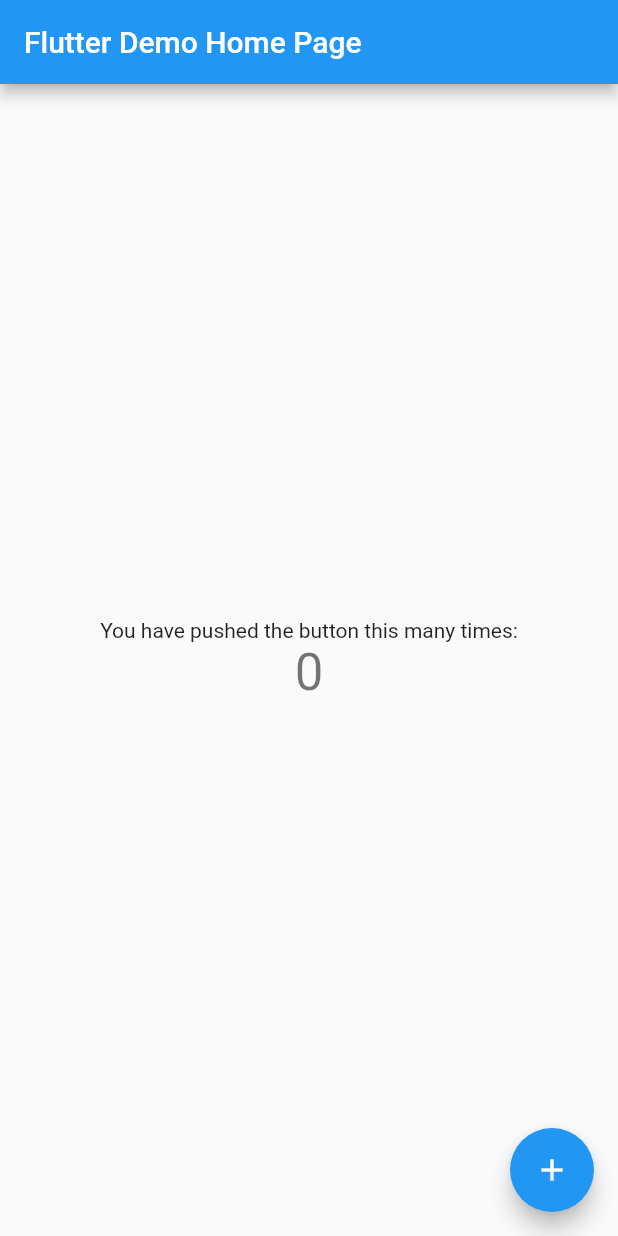
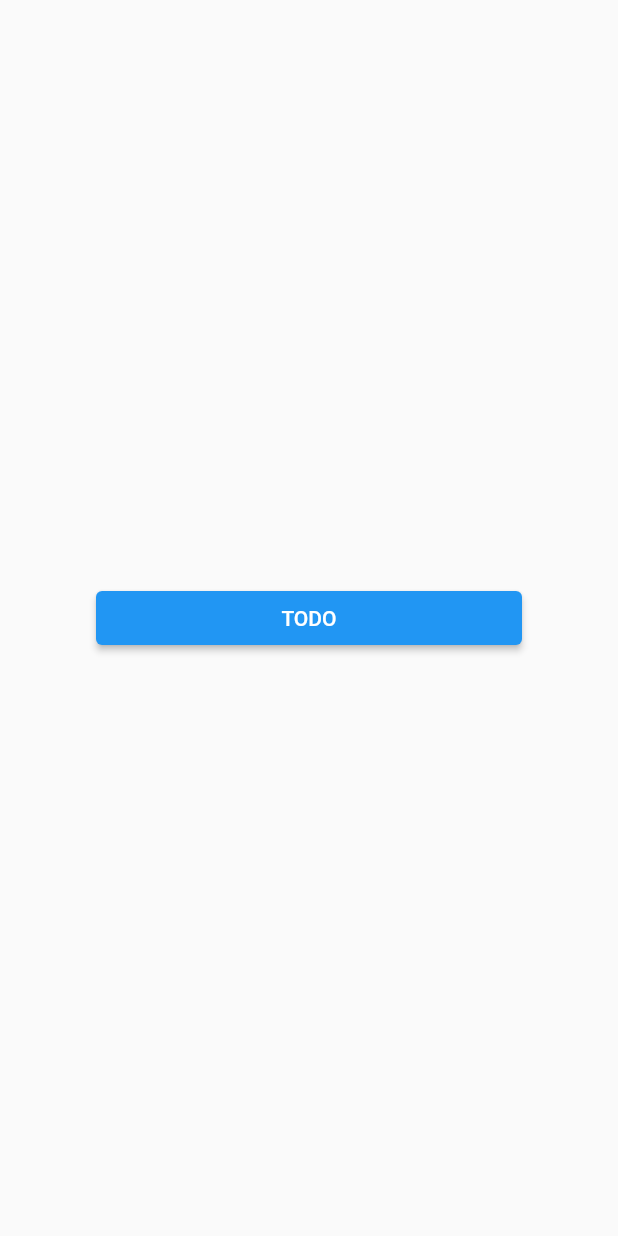
Before and after one commit to hideaki10/riverpod_staterNotifier_freezed_sample, a Flutter app: the screen it shows after launch, on a phone screen of 412 x 824 dp. Run offline on Flutter 3.47's test engine with Material 2 defaults, Android fonts, the phone set to English and light mode, and no system bars; our stand-ins replace flutter_riverpod, freezed_annotation.

Commit message:
riverpod+stateNotifier+freezed

```diff
--- /dev/null
+++ b/analysis_options.yaml
@@ -0,0 +1,2 @@
+# https://pub.dev/packages/pedantic_mono
+include: package:pedantic_mono/analysis_options.yaml
--- a/lib/main.dart
+++ b/lib/main.dart
@@ -1,113 +1,22 @@
 import 'package:flutter/material.dart';
+import 'package:flutter_riverpod/flutter_riverpod.dart';
+
+import './views/home_page.dart';
 
 void main() {
-  runApp(MyApp());
+  runApp(
+    // ProviderScope で囲む必要がある
+    ProviderScope(child: MyApp()),
+  );
 }
 
 class MyApp extends StatelessWidget {
-  // This widget is the root of your application.
   @override
   Widget build(BuildContext context) {
     return MaterialApp(
-      title: 'Flutter Demo',
-      theme: ThemeData(
-        // This is the theme of your application.
-        //
-        // Try running your application with "flutter run". You'll see the
-        // application has a blue toolbar. Then, without quitting the app, try
-        // changing the primarySwatch below to Colors.green and then invoke
-        // "hot reload" (press "r" in the console where you ran "flutter run",
-        // or simply save your changes to "hot reload" in a Flutter IDE).
-        // Notice that the counter didn't reset back to zero; the application
-        // is not restarted.
-        primarySwatch: Colors.blue,
-      ),
-      home: MyHomePage(title: 'Flutter Demo Home Page'),
+      title: 'Riverpod Sample',
+      theme: ThemeData(primarySwatch: Colors.blue),
+      home: HomePage(),
     );
   }
 }
-
-class MyHomePage extends StatefulWidget {
-  MyHomePage({Key key, this.title}) : super(key: key);
-
-  // This widget is the home page of your application. It is stateful, meaning
-  // that it has a State object (defined below) that contains fields that affect
-  // how it looks.
-
-  // This class is the configuration for the state. It holds the values (in this
-  // case the title) provided by the parent (in this case the App widget) and
-  // used by the build method of the State. Fields in a Widget subclass are
-  // always marked "final".
-
-  final String title;
-
-  @override
-  _MyHomePageState createState() => _MyHomePageState();
-}
-
-class _MyHomePageState extends State<MyHomePage> {
-  int _counter = 0;
-
-  void _incrementCounter() {
-    setState(() {
-      // This call to setState tells the Flutter framework that something has
-      // changed in this State, which causes it to rerun the build method below
-      // so that the display can reflect the updated values. If we changed
-      // _counter without calling setState(), then the build method would not be
-      // called again, and so nothing would appear to happen.
-      _counter++;
-    });
-  }
-
-  @override
-  Widget build(BuildContext context) {
-    // This method is rerun every time setState is called, for instance as done
-    // by the _incrementCounter method above.
-    //
-    // The Flutter framework has been optimized to make rerunning build methods
-    // fast, so that you can just rebuild anything that needs updating rather
-    // than having to individually change instances of widgets.
-    return Scaffold(
-      appBar: AppBar(
-        // Here we take the value from the MyHomePage object that was created by
-        // the App.build method, and use it to set our appbar title.
-        title: Text(widget.title),
-      ),
-      body: Center(
-        // Center is a layout widget. It takes a single child and positions it
-        // in the middle of the parent.
-        child: Column(
-          // Column is also a layout widget. It takes a list of children and
-          // arranges them vertically. By default, it sizes itself to fit its
-          // children horizontally, and tries to be as tall as its parent.
-          //
-          // Invoke "debug painting" (press "p" in the console, choose the
-          // "Toggle Debug Paint" action from the Flutter Inspector in Android
-          // Studio, or the "Toggle Debug Paint" command in Visual Studio Code)
-          // to see the wireframe for each widget.
-          //
-          // Column has various properties to control how it sizes itself and
-          // how it positions its children. Here we use mainAxisAlignment to
-          // center the children vertically; the main axis here is the vertical
-          // axis because Columns are vertical (the cross axis would be
-          // horizontal).
-          mainAxisAlignment: MainAxisAlignment.center,
-          children: <Widget>[
-            Text(
-              'You have pushed the button this many times:',
-            ),
-            Text(
-              '$_counter',
-              style: Theme.of(context).textTheme.headline4,
-            ),
-          ],
-        ),
-      ),
-      floatingActionButton: FloatingActionButton(
-        onPressed: _incrementCounter,
-        tooltip: 'Increment',
-        child: Icon(Icons.add),
-      ), // This trailing comma makes auto-formatting nicer for build methods.
-    );
-  }
-}
--- /dev/null
+++ b/lib/models/repository/todo_repository.dart
@@ -0,0 +1,22 @@
+import 'package:riverpod_state_notifier_freezed_sample/models/todo.dart';
+
+//変更なし
+class TodoRepository {
+  TodoRepository._();
+  static TodoRepository instance = TodoRepository._();
+
+  final List<Todo> _todoList = [
+    Todo.create(description: '掃除'),
+    Todo.create(description: '洗濯'),
+    Todo.create(description: 'flutter'),
+  ];
+
+  Future<List<Todo>> fetchTodoList() async {
+    await Future<void>.delayed(const Duration(milliseconds: 1000));
+    return _todoList;
+  }
+
+  void add(Todo todo) => _todoList.add(todo);
+
+  void remove(Todo todo) => _todoList.remove(todo);
+}
--- /dev/null
+++ b/lib/models/todo.dart
@@ -0,0 +1,16 @@
+import 'package:flutter_riverpod/flutter_riverpod.dart';
+import 'package:freezed_annotation/freezed_annotation.dart';
+
+part 'todo.freezed.dart';
+
+@freezed
+class Todo with _$Todo {
+  const factory Todo(
+    String? description,
+    DateTime? createdAt,
+  ) = _Todo;
+
+  factory Todo.create({@required String? description}) {
+    return Todo(description, DateTime.now());
+  }
+}
--- /dev/null
+++ b/lib/views/home_page.dart
@@ -0,0 +1,25 @@
+import 'package:flutter/material.dart';
+
+import '../views/todo_list_page.dart';
+
+//変更なし
+class HomePage extends StatelessWidget {
+  @override
+  Widget build(BuildContext context) {
+    return Scaffold(
+      body: Padding(
+        padding: const EdgeInsets.symmetric(horizontal: 64),
+        child: Column(
+          crossAxisAlignment: CrossAxisAlignment.stretch,
+          mainAxisAlignment: MainAxisAlignment.center,
+          children: [
+            ElevatedButton(
+              onPressed: () => TodoListPage.show(context),
+              child: const Text('TODO'),
+            ),
+          ],
+        ),
+      ),
+    );
+  }
+}
```
Also changed, not shown: lib/controllers/settings_controller.dart (added, +25 -0 lines), lib/controllers/todolist_controller.dart (added, +78 -0 lines), lib/models/color_state.dart (added, +11 -0 lines), lib/models/todos_state.dart (added, +13 -0 lines), lib/views/todo_list_page.dart (added, +95 -0 lines), pubspec.yaml (+7 -57 lines), lib/models/color_state.freezed.dart (added), lib/models/todo.freezed.dart (added), lib/models/todos_state.freezed.dart (added), pubspec.lock, 1 other file.
